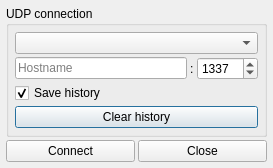
Before: the Qt Designer form plugins/mcumgr/udp_setup.ui in thedjnK/AuTerm, drawn with Qt 5.
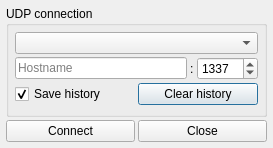
After: the same form once the commit is applied.

Commit message: plugins: mcumgr: Reduce height of UDP setup form by moving the clear history button

Diff of the .ui file:
```diff
--- a/plugins/mcumgr/udp_setup.ui
+++ b/plugins/mcumgr/udp_setup.ui
@@ -7,7 +7,7 @@
     <x>0</x>
     <y>0</y>
     <width>273</width>
-    <height>166</height>
+    <height>148</height>
    </rect>
   </property>
   <property name="windowTitle">
@@ -50,31 +50,6 @@
       <property name="spacing">
        <number>3</number>
       </property>
-      <item row="0" column="0" colspan="3">
-       <widget class="QComboBox" name="combo_history">
-        <property name="editable">
-         <bool>false</bool>
-        </property>
-        <item>
-         <property name="text">
-          <string/>
-         </property>
-        </item>
-       </widget>
-      </item>
-      <item row="2" column="0">
-       <widget class="QCheckBox" name="check_save_history">
-        <property name="enabled">
-         <bool>true</bool>
-        </property>
-        <property name="text">
-         <string>Save history</string>
-        </property>
-        <property name="checked">
-         <bool>true</bool>
-        </property>
-       </widget>
-      </item>
       <item row="1" column="2">
        <widget class="QSpinBox" name="edit_port">
         <property name="minimumSize">
@@ -100,6 +75,25 @@
         </property>
        </widget>
       </item>
+      <item row="1" column="1">
+       <widget class="QLabel" name="label">
+        <property name="text">
+         <string>:</string>
+        </property>
+       </widget>
+      </item>
+      <item row="0" column="0" colspan="3">
+       <widget class="QComboBox" name="combo_history">
+        <property name="editable">
+         <bool>false</bool>
+        </property>
+        <item>
+         <property name="text">
+          <string/>
+         </property>
+        </item>
+       </widget>
+      </item>
       <item row="1" column="0">
        <widget class="QLineEdit" name="edit_address">
         <property name="placeholderText">
@@ -107,22 +101,51 @@
         </property>
        </widget>
       </item>
-      <item row="3" column="0" colspan="3">
-       <widget class="QPushButton" name="btn_clear_history">
-        <property name="enabled">
-         <bool>true</bool>
+      <item row="2" column="0" colspan="3">
+       <layout class="QHBoxLayout" name="horizontalLayout">
+        <property name="spacing">
+         <number>2</number>
         </property>
-        <property name="text">
-         <string>Clear history</string>
+        <property name="sizeConstraint">
+         <enum>QLayout::SetNoConstraint</enum>
         </property>
-       </widget>
+        <item>
+         <widget class="QCheckBox" name="check_save_history">
+          <property name="enabled">
+           <bool>true</bool>
+          </property>
+          <property name="text">
+           <string>Save history</string>
+          </property>
+          <property name="checked">
+           <bool>true</bool>
+          </property>
+         </widget>
+        </item>
+        <item>
+         <widget class="QPushButton" name="btn_clear_history">
+          <property name="enabled">
+           <bool>true</bool>
+          </property>
+          <property name="text">
+           <string>Clear history</string>
+          </property>
+         </widget>
+        </item>
+       </layout>
       </item>
-      <item row="1" column="1">
-       <widget class="QLabel" name="label">
-        <property name="text">
-         <string>:</string>
+      <item row="3" column="0">
+       <spacer name="verticalSpacer">
+        <property name="orientation">
+         <enum>Qt::Vertical</enum>
         </property>
-       </widget>
+        <property name="sizeHint" stdset="0">
+         <size>
+          <width>20</width>
+          <height>40</height>
+         </size>
+        </property>
+       </spacer>
       </item>
      </layout>
     </widget>
```
